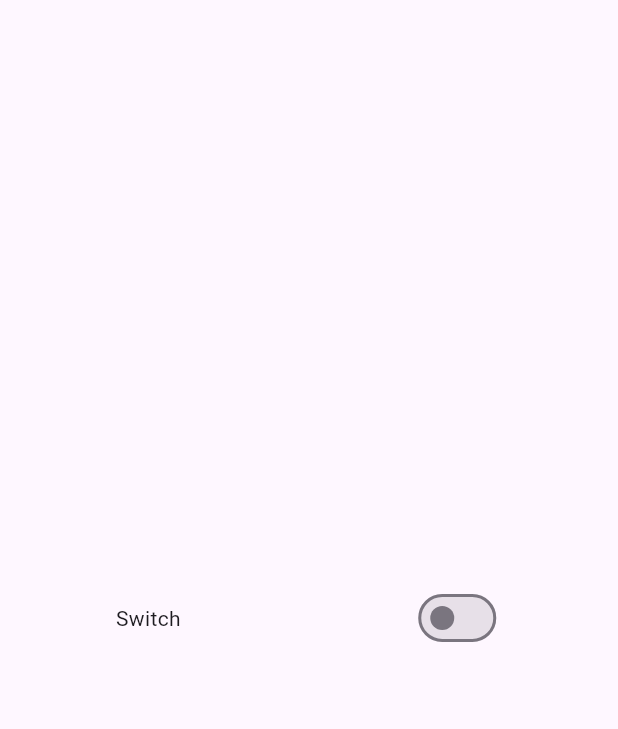
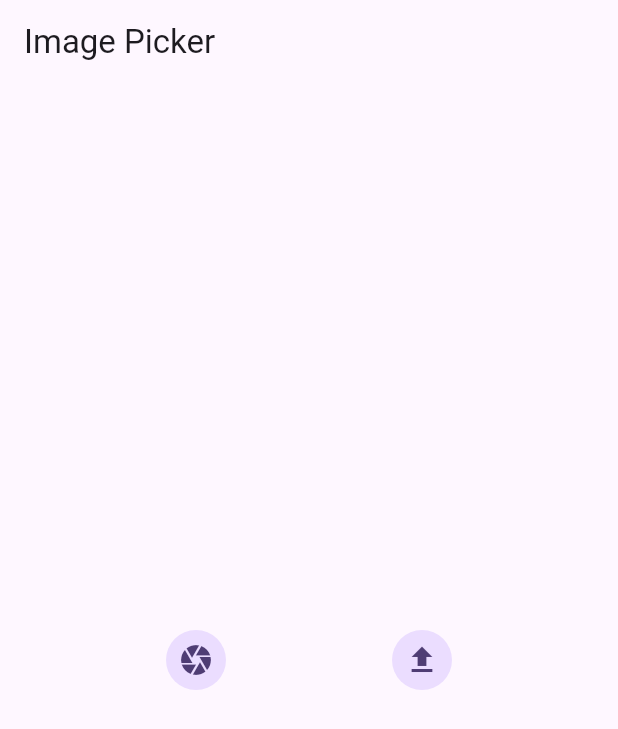
Before and after one commit to i-aman-jha/counter_bloc, a Flutter app: the screen it shows after launch, on a phone screen of 412 x 824 dp. Shown: the top 729 px of the screen. Run offline on Flutter 3.47's test engine with Material 3 defaults, Android fonts, the phone set to English and light mode, and no system bars; our stand-ins replace bloc, equatable, flutter_bloc, image_picker.

Commit message:
added image picker bloc example

```diff
--- /dev/null
+++ b/lib/bloc/imagepicker/imagepicker_bloc.dart
@@ -0,0 +1,24 @@
+import 'package:bloc/bloc.dart';
+import 'package:counter/bloc/imagepicker/imagepicker_event.dart';
+import 'package:counter/bloc/imagepicker/imagepicker_state.dart';
+import 'package:counter/utils/imagepicker_utils.dart';
+import 'package:image_picker/image_picker.dart';
+
+class ImagePickerBloc extends Bloc<ImagePickerEvent,ImagePickerStates>{
+  final ImagePickerUtils imagePickerUtils;
+
+  ImagePickerBloc(this.imagePickerUtils):super(const ImagePickerStates()){
+    on<CameraCapture>(_cameraCapture);
+    on<GalleryPicker>(_galleryCapture);
+  }
+
+  Future<void> _cameraCapture(ImagePickerEvent events,Emitter<ImagePickerStates> emit) async {
+    XFile? file=await imagePickerUtils.cameraCapture();
+    emit(state.copyWith(file:file));
+  }
+
+  Future<void> _galleryCapture(ImagePickerEvent events,Emitter<ImagePickerStates> emit) async {
+    XFile? file=await imagePickerUtils.galleryCapture();
+    emit(state.copyWith(file:file));
+  }
+}
--- /dev/null
+++ b/lib/bloc/imagepicker/imagepicker_event.dart
@@ -0,0 +1,12 @@
+import 'package:equatable/equatable.dart';
+
+abstract class ImagePickerEvent extends Equatable{
+  const ImagePickerEvent();
+
+  @override
+  List<Object> get props => [];
+}
+
+class CameraCapture extends ImagePickerEvent{}
+
+class GalleryPicker extends ImagePickerEvent{}
--- /dev/null
+++ b/lib/bloc/imagepicker/imagepicker_state.dart
@@ -0,0 +1,19 @@
+import 'package:equatable/equatable.dart';
+import 'package:image_picker/image_picker.dart';
+
+class ImagePickerStates extends Equatable{
+  final XFile? file;
+
+  const ImagePickerStates({
+    this.file,
+  });
+
+  ImagePickerStates copyWith({XFile? file}){
+    return ImagePickerStates(
+      file: file?? this.file,
+    );
+  }
+
+  @override
+  List<Object?> get props => [];
+}
--- a/lib/bloc/switch/switch_bloc.dart
+++ b/lib/bloc/switch/switch_bloc.dart
@@ -2,12 +2,17 @@ import 'package:bloc/bloc.dart';
 import 'package:counter/bloc/switch/switch_event.dart';
 import 'package:counter/bloc/switch/switch_state.dart';
 
-class SwitchBloc extends Bloc<SwitchEvents,SwitchState>{
-  SwitchBloc():super(SwitchState()){
+class SwitchBloc extends Bloc<SwitchEvents, SwitchState> {
+  SwitchBloc() : super(SwitchState()) {
     on<EnableOrDisableNotification>(_enableOrDisableNotification);
+    on<SliderEvent>(_slider);
   }
 
-  void _enableOrDisableNotification(SwitchEvents events,Emitter<SwitchState> emit){
+  void _enableOrDisableNotification(SwitchEvents events, Emitter<SwitchState> emit) {
     emit(state.copyWith(isSwitch: !state.isSwitch));
   }
+
+  void _slider(SliderEvent events, Emitter<SwitchState> emit) {
+    emit(state.copyWith(slider: events.slider));
+  }
 }
--- a/lib/bloc/switch/switch_event.dart
+++ b/lib/bloc/switch/switch_event.dart
@@ -1,8 +1,18 @@
-import 'package:equatable/equatable.dart';
+// import 'package:equatable/equatable.dart';
 
 abstract class SwitchEvents {
   SwitchEvents();
   @override
   List<Object> get Props => [];
 }
-class EnableOrDisableNotification extends SwitchEvents{}
+
+class EnableOrDisableNotification extends SwitchEvents {}
+
+class SliderEvent extends SwitchEvents {
+  double slider;
+
+  SliderEvent({required this.slider});
+
+  @override
+  List<Object> get props => [slider];
+}
--- a/lib/bloc/switch/switch_state.dart
+++ b/lib/bloc/switch/switch_state.dart
@@ -2,16 +2,21 @@ import 'package:equatable/equatable.dart';
 
 class SwitchState extends Equatable{
   bool isSwitch;
+  double slider;
 
   SwitchState({
-    this.isSwitch=false
+    this.isSwitch=false,
+    this.slider=1.0,
   });
 
-  SwitchState copyWith({bool? isSwitch}){
-    return SwitchState(isSwitch: isSwitch?? this.isSwitch);
+  SwitchState copyWith({bool? isSwitch,double? slider}){
+    return SwitchState(
+      isSwitch: isSwitch?? this.isSwitch,
+      slider: slider??this.slider,
+      );
   }
 
 
   @override
-  List<Object?> get props => [isSwitch];
+  List<Object?> get props => [isSwitch,slider];
 }
--- a/lib/main.dart
+++ b/lib/main.dart
@@ -1,6 +1,9 @@
 import 'package:counter/bloc/counter/counter_bloc.dart';
+import 'package:counter/bloc/imagepicker/imagepicker_bloc.dart';
 import 'package:counter/ui/counter.dart';
+import 'package:counter/ui/image_picker.dart';
 import 'package:counter/ui/switchexample.dart';
+import 'package:counter/utils/imagepicker_utils.dart';
 import 'package:flutter/material.dart';
 import 'package:flutter_bloc/flutter_bloc.dart';
 
@@ -16,19 +19,28 @@ class MyApp extends StatelessWidget {
   // This widget is the root of your application.
   @override
   Widget build(BuildContext context) {
-    return BlocProvider(
-      create: (_) => CounterBloc(),
-      child: BlocProvider(
+    return MultiBlocProvider(
+      providers: [
+        BlocProvider(
+          create: (context) => CounterBloc(),
+        ),
+        BlocProvider(
           create: (context) => SwitchBloc(),
+        ),
+        BlocProvider(
+          create: (context) => ImagePickerBloc(ImagePickerUtils()),
+        ),
+      ],
       child: MaterialApp(
         title: 'Bloc Demo',
+        debugShowCheckedModeBanner: false,
         theme: ThemeData(
           colorScheme: ColorScheme.fromSeed(seedColor: Colors.deepPurple),
           useMaterial3: true,
         ),
-          //home: const counter(),
-          home: const SwitchExampleBloc(),
-        ),
+        // home: const counter(),
+        // home: const SwitchExampleBloc(),
+        home: const ImagePicker(),
       ),
     );
   }
--- /dev/null
+++ b/lib/ui/image_picker.dart
@@ -0,0 +1,55 @@
+import 'dart:io';
+
+import 'package:counter/bloc/imagepicker/imagepicker_bloc.dart';
+import 'package:counter/bloc/imagepicker/imagepicker_event.dart';
+import 'package:counter/bloc/imagepicker/imagepicker_state.dart';
+import 'package:flutter/material.dart';
+import 'package:flutter_bloc/flutter_bloc.dart';
+
+class ImagePicker extends StatefulWidget {
+  const ImagePicker({super.key});
+
+  @override
+  State<ImagePicker> createState() => _ImagePickerState();
+}
+
+class _ImagePickerState extends State<ImagePicker> {
+  @override
+  Widget build(BuildContext context) {
+    return Scaffold(
+      appBar: AppBar(
+        title: const Text("Image Picker"),
+      ),
+      body: BlocBuilder<ImagePickerBloc, ImagePickerStates>(
+          builder: (context, state) {
+        if (state.file == null) {
+          return Center(
+            child: Row(
+              mainAxisAlignment: MainAxisAlignment.spaceEvenly,
+              children: [
+                InkWell(
+                  onTap: () {
+                    context.read<ImagePickerBloc>().add(CameraCapture());
+                  },
+                  child: const CircleAvatar(
+                    child: Icon(Icons.camera),
+                  ),
+                ),
+                InkWell(
+                  onTap: () {
+                    context.read<ImagePickerBloc>().add(GalleryPicker());
+                  },
+                  child: const CircleAvatar(
+                    child: Icon(Icons.upload),
+                  ),
+                ),
+              ],
+            ),
+          );
+        } else {
+          return Image.file(File(state.file!.path.toString()));
+        }
+      }),
+    );
+  }
+}
--- /dev/null
+++ b/lib/utils/imagepicker_utils.dart
@@ -0,0 +1,15 @@
+import 'package:image_picker/image_picker.dart';
+
+class ImagePickerUtils{
+  final ImagePicker _picker=ImagePicker();
+
+  Future<XFile?> cameraCapture() async{
+    final XFile? file=await _picker.pickImage(source: ImageSource.camera);
+    return file;
+  }
+
+  Future<XFile?> galleryCapture() async{
+    final XFile? file=await _picker.pickImage(source: ImageSource.gallery);
+    return file;
+  }
+}
--- a/pubspec.yaml
+++ b/pubspec.yaml
@@ -33,6 +33,7 @@ dependencies:
   bloc:
   flutter_bloc:
   equatable:
+  image_picker:
 
 
 
```
Also changed, not shown: lib/ui/counter.dart (+10 -13 lines), lib/ui/switchexample.dart (+30 -1 lines), pubspec.lock, 4 other files. Lines whose indentation alone changed are shown as unchanged.
